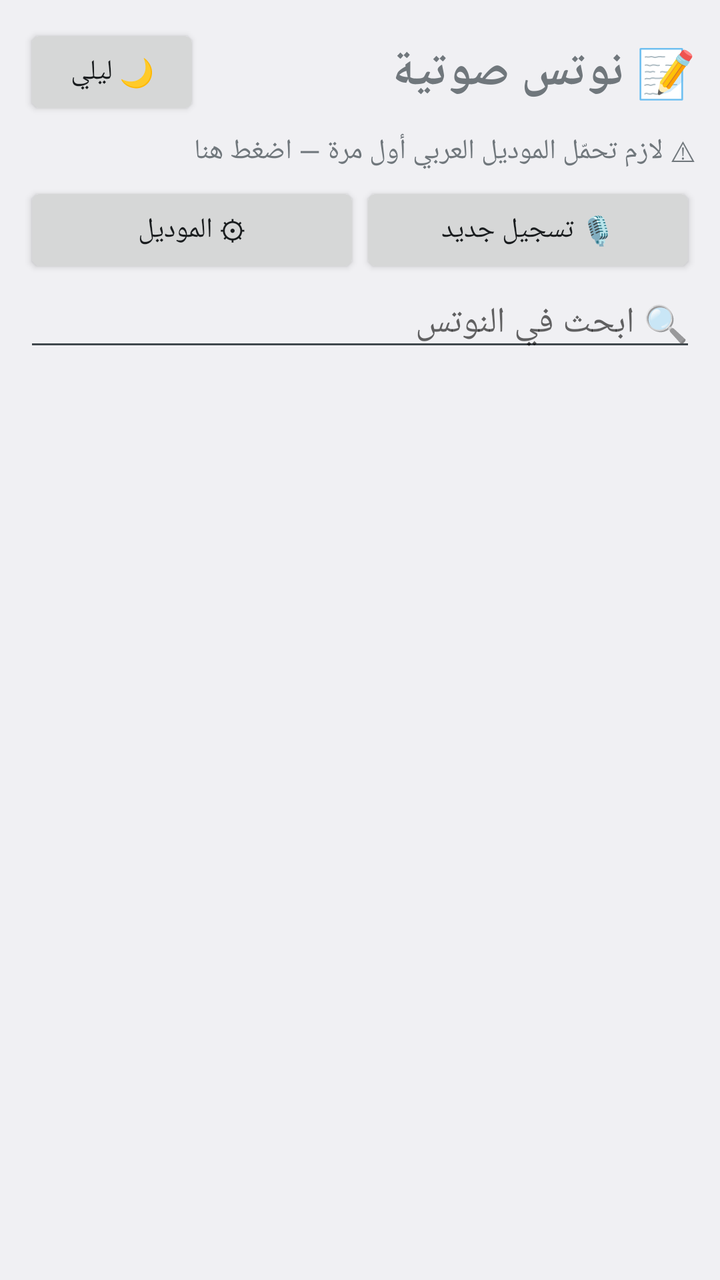
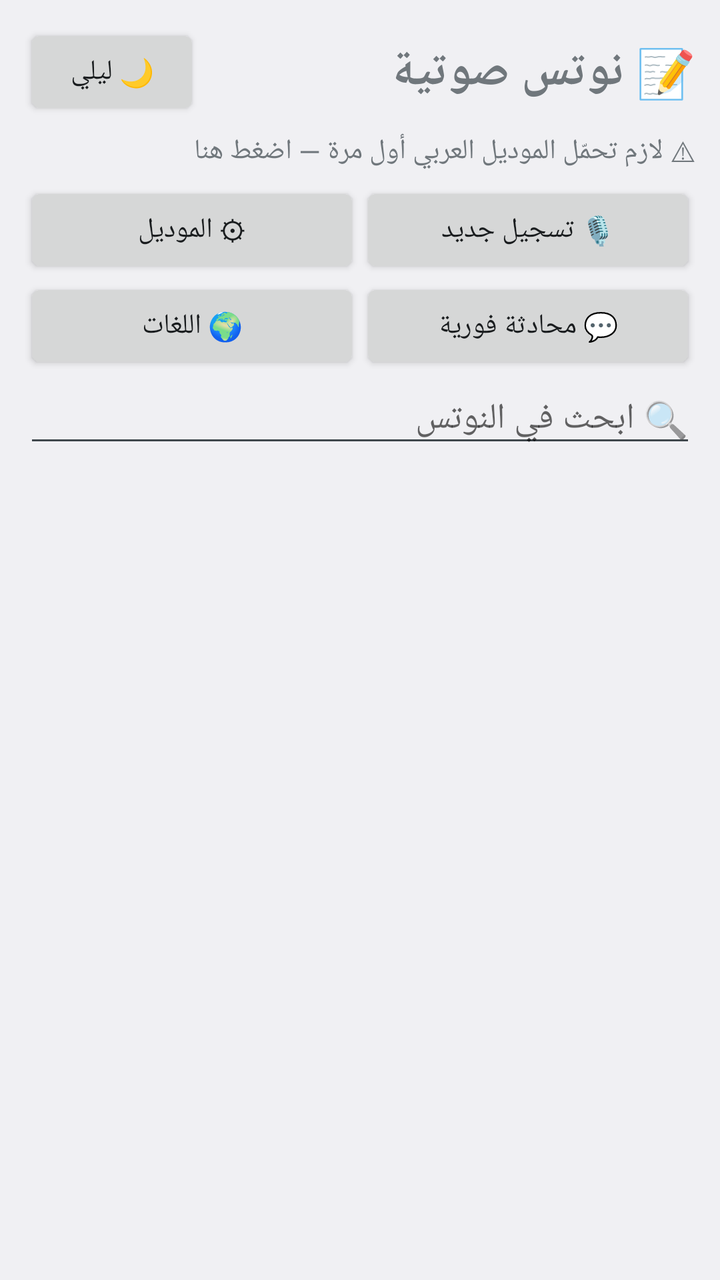

Before-and-after screenshots of an Android layout around one commit, followed by the original layout XML and the change that was made.
<!-- AndroidManifest.xml: application theme AppTheme -->
<!-- res/layout/activity_main.xml -->
<?xml version="1.0" encoding="utf-8"?>
<LinearLayout xmlns:android="http://schemas.android.com/apk/res/android"
    android:layout_width="match_parent"
    android:layout_height="match_parent"
    android:orientation="vertical"
    android:layoutDirection="rtl"
    android:padding="12dp">

    <LinearLayout
        android:layout_width="match_parent"
        android:layout_height="wrap_content"
        android:gravity="center_vertical"
        android:orientation="horizontal">

        <TextView
            android:id="@+id/tvTitle"
            android:layout_width="0dp"
            android:layout_height="wrap_content"
            android:layout_weight="1"
            android:text="📝 نوتس صوتية"
            android:textSize="24sp"
            android:textStyle="bold" />

        <Button
            android:id="@+id/btnTheme"
            android:layout_width="wrap_content"
            android:layout_height="wrap_content"
            android:text="🌙 ليلي" />
    </LinearLayout>

    <TextView
        android:id="@+id/tvModel"
        android:layout_width="match_parent"
        android:layout_height="wrap_content"
        android:paddingTop="6dp"
        android:paddingBottom="6dp"
        android:text="⚠ لازم تحمّل الموديل العربي أول مرة — اضغط هنا"
        android:textSize="14sp" />

    <LinearLayout
        android:layout_width="match_parent"
        android:layout_height="wrap_content"
        android:orientation="horizontal">

        <Button
            android:id="@+id/btnNew"
            android:layout_width="0dp"
            android:layout_height="wrap_content"
            android:layout_weight="1"
            android:text="🎙 تسجيل جديد" />

        <Button
            android:id="@+id/btnSetup"
            android:layout_width="0dp"
            android:layout_height="wrap_content"
            android:layout_weight="1"
            android:text="⚙ الموديل" />
    </LinearLayout>

    <EditText
        android:id="@+id/etSearch"
        android:layout_width="match_parent"
        android:layout_height="wrap_content"
        android:hint="🔍 ابحث في النوتس"
        android:singleLine="true" />

    <ListView
        android:id="@+id/lvNotes"
        android:layout_width="match_parent"
        android:layout_height="0dp"
        android:layout_weight="1" />
</LinearLayout>
<!-- resources referenced by this layout -->
<resources>
  <style name="AppTheme" parent="android:Theme.DeviceDefault.Light" />
</resources>

<!-- the commit's change to res/layout/activity_main.xml (unified diff, before → after) -->
@@ -57,6 +57,26 @@
             android:text="⚙ الموديل" />
     </LinearLayout>
 
+    <LinearLayout
+        android:layout_width="match_parent"
+        android:layout_height="wrap_content"
+        android:orientation="horizontal">
+
+        <Button
+            android:id="@+id/btnConv"
+            android:layout_width="0dp"
+            android:layout_height="wrap_content"
+            android:layout_weight="1"
+            android:text="💬 محادثة فورية" />
+
+        <Button
+            android:id="@+id/btnLangs"
+            android:layout_width="0dp"
+            android:layout_height="wrap_content"
+            android:layout_weight="1"
+            android:text="🌍 اللغات" />
+    </LinearLayout>
+
     <EditText
         android:id="@+id/etSearch"
         android:layout_width="match_parent"
